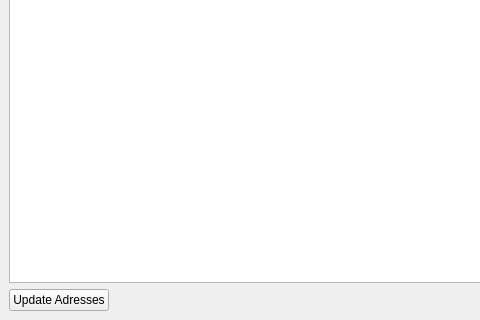
Before: the Qt Designer form src/qt/forms/smartrewardslist.ui in SmartCash/Core-Smart, drawn with Qt 5; both pictures show x 0 to 480 and y 137 to 457 of the 811 by 457 pixel window.
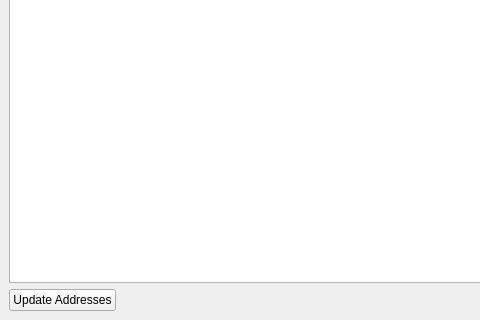
After: the same form once the commit is applied.

The edit to the form file:
```diff
--- a/src/qt/forms/smartrewardslist.ui
+++ b/src/qt/forms/smartrewardslist.ui
@@ -78,7 +78,7 @@
        <item>
         <widget class="QPushButton" name="updatePushButton">
          <property name="text">
-          <string>Update Adresses</string>
+          <string>Update Addresses</string>
          </property>
         </widget>
        </item>
```
